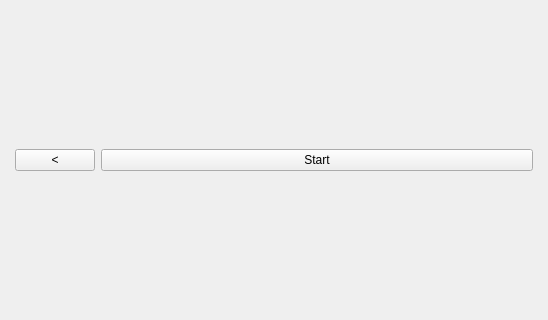
Qt form BrainBit/neurosamples-main/Bit/ui/SignalScreenUI.ui (simai1/sfedu-hackathon-2025) before a commit; both pictures show x 0 to 548 and y 129 to 449 of the 548 by 600 pixel window.
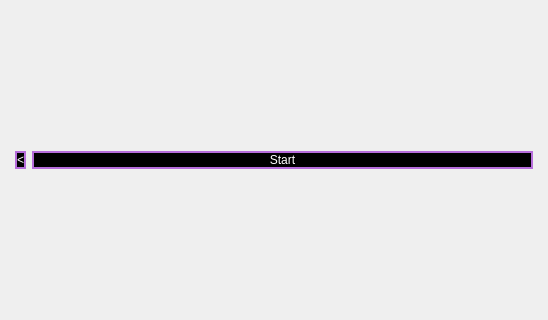
The same form after that commit.

Patch:
```diff
--- a/BrainBit/neurosamples-main/Bit/ui/SignalScreenUI.ui
+++ b/BrainBit/neurosamples-main/Bit/ui/SignalScreenUI.ui
@@ -13,6 +13,19 @@
   <property name="windowTitle">
    <string>Signal</string>
   </property>
+  <property name="styleSheet">
+   <string notr="true">QPushButton {
+	background-color: black;
+	border: 2px solid #B66DDB;
+	color: white;
+}
+
+QPushButton:disabled {
+	background-color: #808080;
+	border: none;
+	color: #CCCCCC;
+}</string>
+  </property>
   <widget class="QWidget" name="centralwidget">
    <layout class="QVBoxLayout" name="verticalLayout">
     <property name="leftMargin">
@@ -33,6 +46,9 @@
        <layout class="QHBoxLayout" name="horizontalLayout" stretch="0,1">
         <item>
          <widget class="QPushButton" name="backButton">
+          <property name="styleSheet">
+           <string notr="true">background-color: black; border: 2px solid #B66DDB; color: white;</string>
+          </property>
           <property name="text">
            <string>&lt;</string>
           </property>
@@ -40,6 +56,9 @@
         </item>
         <item>
          <widget class="QPushButton" name="signalButton">
+          <property name="styleSheet">
+           <string notr="true">background-color: black; border: 2px solid #B66DDB; color: white;</string>
+          </property>
           <property name="text">
            <string>Start</string>
           </property>
```
